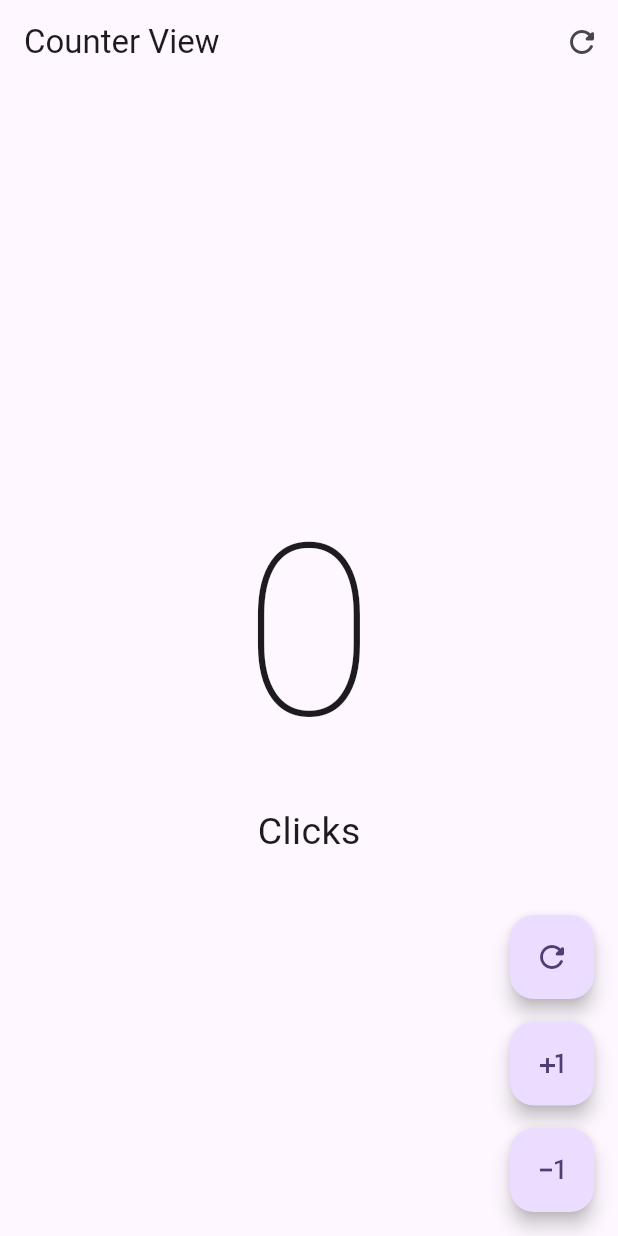
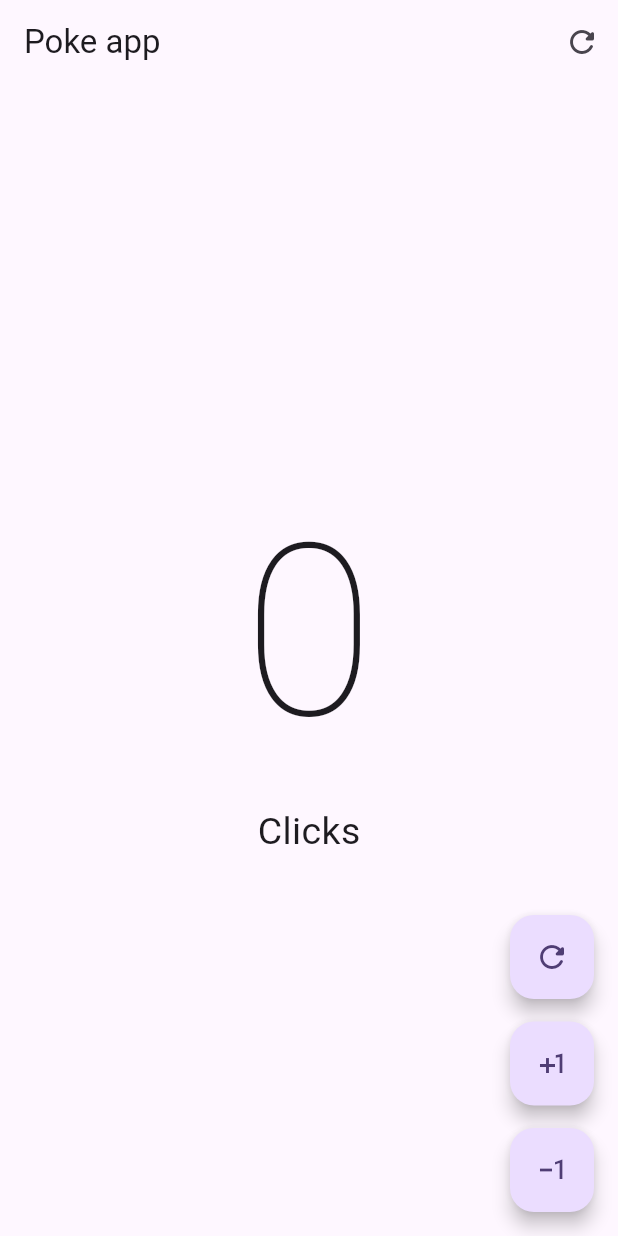
Before and after one commit to MarcoAguirre/poke-app-u2, a Flutter app: the screen it shows after launch, on a phone screen of 412 x 824 dp. Run offline on Flutter 3.47's test engine with Material 3 defaults, Android fonts, the phone set to English and light mode, and no system bars.

Commit message:
project set up

```diff
--- a/lib/views/counter_view.dart
+++ b/lib/views/counter_view.dart
@@ -17,7 +17,7 @@ class _CounterViewState extends State<CounterView> {
 
     return Scaffold(
         appBar: AppBar(
-          title: const Text('Counter View'),
+          title: const Text('Poke app'),
           actions: [
             IconButton(
               icon: const Icon(Icons.refresh_rounded),
```
Also changed, not shown: pubspec.lock, 1 other file.
